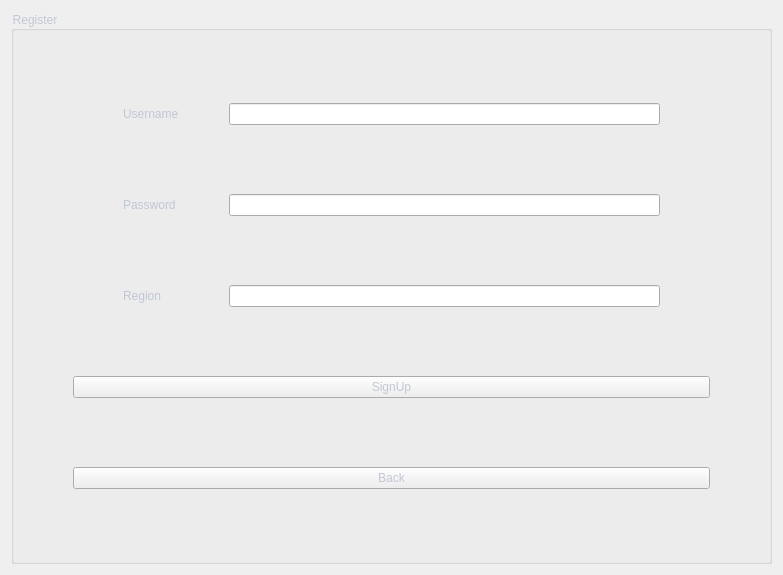
Qt form modules/UI/src/SignUp.ui (PerryVrajnitorincul26/proiectMCPP) before a commit.
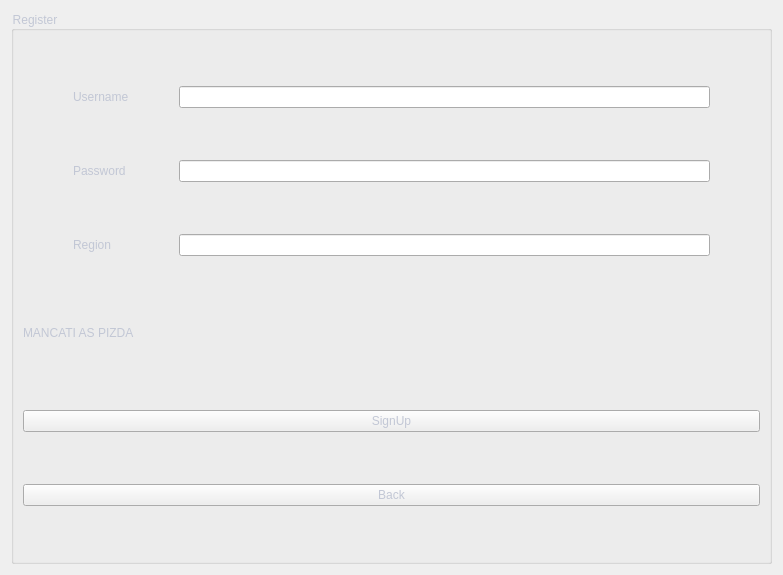
The same form after that commit.

Commit message: upgraded regexes for signup syst

What changed in the file:
```diff
--- a/modules/UI/src/SignUp.ui
+++ b/modules/UI/src/SignUp.ui
@@ -28,16 +28,8 @@
      <property name="title">
       <string>Register</string>
      </property>
-     <layout class="QHBoxLayout" name="horizontalLayout_4">
-      <item>
-       <layout class="QVBoxLayout" name="verticalLayout">
-        <property name="leftMargin">
-         <number>50</number>
-        </property>
-        <property name="rightMargin">
-         <number>50</number>
-        </property>
-        <item>
+     <layout class="QGridLayout" name="gridLayout_2">
+      <item row="0" column="0">
          <layout class="QHBoxLayout" name="horizontalLayout">
           <property name="leftMargin">
            <number>50</number>
@@ -67,7 +59,7 @@
           </item>
          </layout>
         </item>
-        <item>
+      <item row="1" column="0">
          <layout class="QHBoxLayout" name="horizontalLayout_3">
           <property name="leftMargin">
            <number>50</number>
@@ -97,7 +89,7 @@
           </item>
          </layout>
         </item>
-        <item>
+      <item row="2" column="0">
          <layout class="QHBoxLayout" name="horizontalLayout_2">
           <property name="leftMargin">
            <number>50</number>
@@ -127,21 +119,32 @@
           </item>
          </layout>
         </item>
-        <item>
+      <item row="3" column="0">
+       <widget class="QLabel" name="label">
+        <property name="maximumSize">
+         <size>
+          <width>700</width>
+          <height>50</height>
+         </size>
+        </property>
+        <property name="text">
+         <string>MANCATI AS PIZDA</string>
+        </property>
+       </widget>
+      </item>
+      <item row="4" column="0">
          <widget class="QPushButton" name="pushButton_SignUp">
           <property name="text">
            <string>SignUp</string>
           </property>
          </widget>
         </item>
-        <item>
+      <item row="5" column="0">
          <widget class="QPushButton" name="pushButton_home">
           <property name="text">
            <string>Back</string>
           </property>
          </widget>
-        </item>
-       </layout>
       </item>
      </layout>
     </widget>
```
Lines whose indentation alone changed are shown as unchanged. The commit also changes 1 other file.
